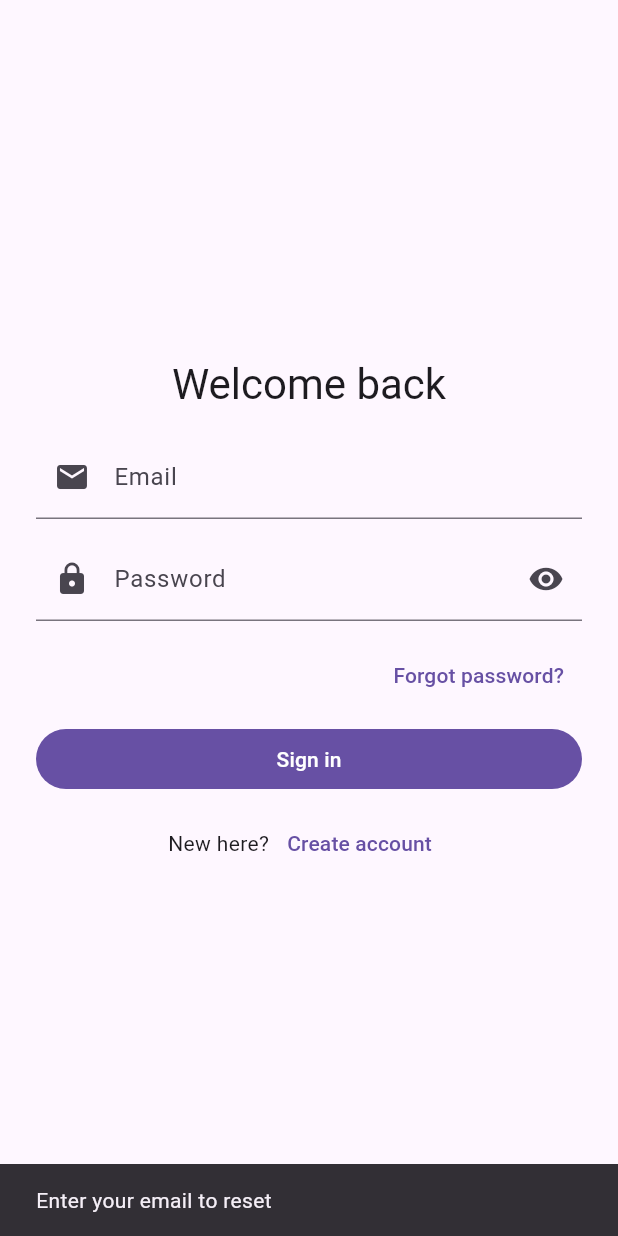
After one commit to Mufeel-Ishad/news_reader_app, a Flutter app: the screen it shows after launch, after a tap on "Forgot password?", on a phone screen of 412 x 824 dp. The commit adds this screen. Run offline on Flutter 3.47's test engine with Material 3 defaults, Android fonts, the phone set to English and light mode, and no system bars; our stand-ins replace cached_network_image, firebase_auth, firebase_core, share_plus, shared_preferences, shimmer and 1 more; accounts and stored records are empty.

Commit message:
Implement Firebase authentication with login and registration screens

```diff
--- a/lib/main.dart
+++ b/lib/main.dart
@@ -1,5 +1,8 @@
 import 'package:flutter/material.dart';
 import 'package:provider/provider.dart';
+import 'package:firebase_core/firebase_core.dart';
+import 'package:firebase_auth/firebase_auth.dart';
+import 'screens/login_screen.dart';
 import 'utils/theme_manager.dart';
 import 'screens/home_screen.dart';
 import 'screens/search_screen.dart';
@@ -8,6 +11,7 @@ import 'widgets/theme_selector.dart';
 
 void main() async {
   WidgetsFlutterBinding.ensureInitialized();
+  await Firebase.initializeApp();
 
   final themeManager = ThemeManager();
   await themeManager.loadTheme();
@@ -36,7 +40,29 @@ class NewsReaderApp extends StatelessWidget {
       darkTheme: ThemeData(brightness: Brightness.dark),
       themeMode: themeManager.themeMode,
       debugShowCheckedModeBanner: false,
-      home: const MainScreen(),
+      home: const AuthGate(),
+    );
+  }
+}
+
+class AuthGate extends StatelessWidget {
+  const AuthGate({super.key});
+
+  @override
+  Widget build(BuildContext context) {
+    return StreamBuilder<User?>(
+      stream: FirebaseAuth.instance.authStateChanges(),
+      builder: (context, snapshot) {
+        if (snapshot.connectionState == ConnectionState.waiting) {
+          return const Scaffold(
+            body: Center(child: CircularProgressIndicator()),
+          );
+        }
+        if (snapshot.hasData) {
+          return const MainScreen();
+        }
+        return const LoginScreen();
+      },
     );
   }
 }
@@ -77,9 +103,6 @@ class _MainScreenState extends State<MainScreen> {
     BottomNavigationBarItem(icon: Icon(Icons.bookmark), label: 'Favorites'),
   ];
 
-
-
-
   @override
   Widget build(BuildContext context) {
     // This method is rerun every time setState is called, for instance as done
@@ -89,11 +112,47 @@ class _MainScreenState extends State<MainScreen> {
     // fast, so that you can just rebuild anything that needs updating rather
     // than having to individually change instances of widgets.
     return Scaffold(
-      body: SafeArea(
-        top: true,
-        bottom: false,
-        child: _screens[_selectedIndex],
+      appBar: AppBar(
+        title: const Text('News Reader'),
+        actions: [
+          PopupMenuButton<String>(
+            onSelected: (value) async {
+              if (value == 'theme') {
+                showModalBottomSheet(
+                  context: context,
+                  builder: (_) => const ThemeSelector(),
+                );
+              } else if (value == 'signout') {
+                final confirm = await showDialog<bool>(
+                  context: context,
+                  builder: (ctx) => AlertDialog(
+                    title: const Text('Sign out'),
+                    content: const Text('Are you sure you want to sign out?'),
+                    actions: [
+                      TextButton(
+                        onPressed: () => Navigator.pop(ctx, false),
+                        child: const Text('Cancel'),
+                      ),
+                      FilledButton(
+                        onPressed: () => Navigator.pop(ctx, true),
+                        child: const Text('Sign out'),
+                      ),
+                    ],
+                  ),
+                );
+                if (confirm == true) {
+                  await FirebaseAuth.instance.signOut();
+                }
+              }
+            },
+            itemBuilder: (context) => const [
+              PopupMenuItem(value: 'theme', child: Text('Theme')),
+              PopupMenuItem(value: 'signout', child: Text('Sign out')),
+            ],
+          ),
+        ],
       ),
+      body: SafeArea(top: true, bottom: false, child: _screens[_selectedIndex]),
       bottomNavigationBar: BottomNavigationBar(
         items: _navItems,
         currentIndex: _selectedIndex,
--- /dev/null
+++ b/lib/screens/login_screen.dart
@@ -0,0 +1,154 @@
+import 'package:flutter/material.dart';
+import 'package:firebase_auth/firebase_auth.dart';
+
+class LoginScreen extends StatefulWidget {
+  const LoginScreen({super.key});
+  @override
+  State<LoginScreen> createState() => _LoginScreenState();
+}
+
+class _LoginScreenState extends State<LoginScreen> {
+  final _email = TextEditingController();
+  final _password = TextEditingController();
+  bool _obscure = true;
+  bool _loading = false;
+
+  @override
+  void dispose() {
+    _email.dispose();
+    _password.dispose();
+    super.dispose();
+  }
+
+  Future<void> _signIn() async {
+    setState(() => _loading = true);
+    try {
+      await FirebaseAuth.instance.signInWithEmailAndPassword(
+        email: _email.text.trim(),
+        password: _password.text,
+      );
+    } on FirebaseAuthException catch (e) {
+      _showError(e.message ?? 'Sign in failed');
+    } catch (_) {
+      _showError('Sign in failed');
+    } finally {
+      if (mounted) setState(() => _loading = false);
+    }
+  }
+
+  Future<void> _register() async {
+    setState(() => _loading = true);
+    try {
+      await FirebaseAuth.instance.createUserWithEmailAndPassword(
+        email: _email.text.trim(),
+        password: _password.text,
+      );
+    } on FirebaseAuthException catch (e) {
+      _showError(e.message ?? 'Registration failed');
+    } catch (_) {
+      _showError('Registration failed');
+    } finally {
+      if (mounted) setState(() => _loading = false);
+    }
+  }
+
+  Future<void> _reset() async {
+    final email = _email.text.trim();
+    if (email.isEmpty) {
+      _showError('Enter your email to reset');
+      return;
+    }
+    try {
+      await FirebaseAuth.instance.sendPasswordResetEmail(email: email);
+      if (!mounted) return;
+      ScaffoldMessenger.of(context).showSnackBar(
+        const SnackBar(content: Text('Password reset email sent')),
+      );
+    } on FirebaseAuthException catch (e) {
+      _showError(e.message ?? 'Reset failed');
+    } catch (_) {
+      _showError('Reset failed');
+    }
+  }
+
+  void _showError(String msg) {
+    ScaffoldMessenger.of(context).showSnackBar(SnackBar(content: Text(msg)));
+  }
+
+  @override
+  Widget build(BuildContext context) {
+    final theme = Theme.of(context);
+    return Scaffold(
+      body: Center(
+        child: ConstrainedBox(
+          constraints: const BoxConstraints(maxWidth: 420),
+          child: Padding(
+            padding: const EdgeInsets.all(24),
+            child: Column(
+              mainAxisSize: MainAxisSize.min,
+              children: [
+                Text('Welcome back', style: theme.textTheme.headlineMedium),
+                const SizedBox(height: 16),
+                TextField(
+                  controller: _email,
+                  keyboardType: TextInputType.emailAddress,
+
+                  decoration: const InputDecoration(
+                    focusColor: Colors.white,                    labelText: 'Email',
+                    prefixIcon: Icon(Icons.email),
+                  ),
+                ),
+                const SizedBox(height: 12),
+                TextField(
+                  controller: _password,
+                  obscureText: _obscure,
+                  decoration: InputDecoration(
+                    labelText: 'Password',
+                    prefixIcon: const Icon(Icons.lock),
+                    suffixIcon: IconButton(
+                      icon: Icon(_obscure ? Icons.visibility : Icons.visibility_off),
+                      onPressed: () => setState(() => _obscure = !_obscure),
+                    ),
+                  ),
+                ),
+                const SizedBox(height: 12),
+                Align(
+                  alignment: Alignment.centerRight,
+                  child: TextButton(
+                    onPressed: _loading ? null : _reset,
+                    child: const Text('Forgot password?'),
+                  ),
+                ),
+                const SizedBox(height: 8),
+                SizedBox(
+                  width: double.infinity,
+                  child: FilledButton(
+                    onPressed: _loading ? null : _signIn,
+                    child: _loading
+                        ? const SizedBox(
+                            height: 20,
+                            width: 20,
+                            child: CircularProgressIndicator(strokeWidth: 2),
+                          )
+                        : const Text('Sign in'),
+                  ),
+                ),
+                const SizedBox(height: 8),
+                Row(
+                  mainAxisAlignment: MainAxisAlignment.center,
+                  children: [
+                    const Text("New here?"),
+                    TextButton(
+                      onPressed: _loading ? null : _register,
+                      child: const Text('Create account'),
+                    ),
+                  ],
+                ),
+              ],
+            ),
+          ),
+        ),
+      ),
+    );
+  }
+}
--- a/pubspec.yaml
+++ b/pubspec.yaml
@@ -46,6 +46,7 @@ dependencies:
   provider: ^6.1.1
   flutter_dotenv: ^5.1.0
   firebase_auth: ^6.1.3
+  firebase_core: ^4.3.0
 
 dev_dependencies:
   flutter_test:
```
Also changed, not shown: pubspec.lock.
